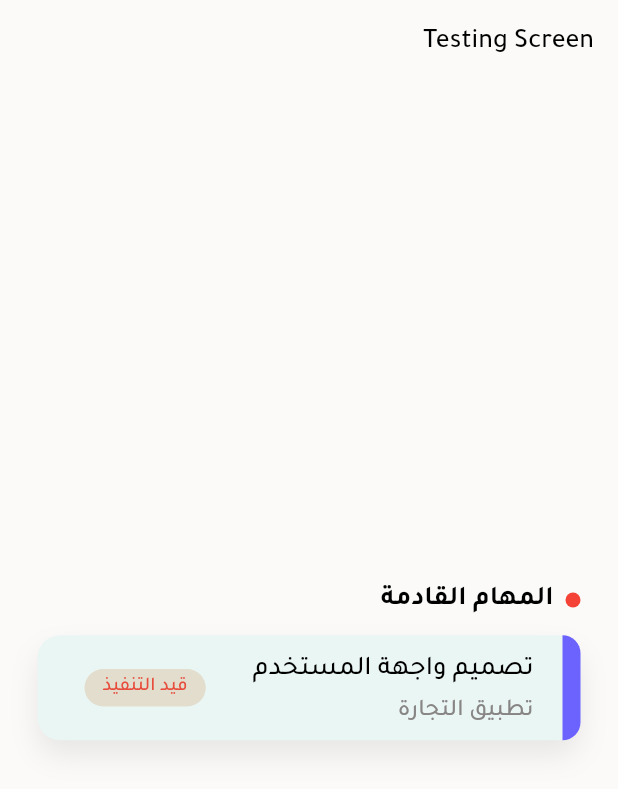
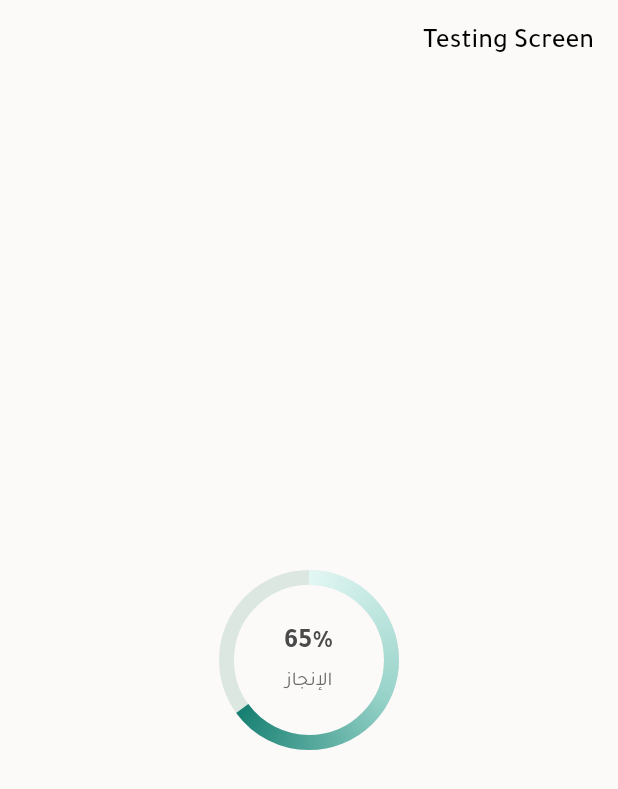
Before and after one commit to Ahmad-alnahal/taskora, a Flutter app: the screen it shows after launch, on a phone screen of 412 x 824 dp. Shown: the top 789 px of the screen. Run offline on Flutter 3.47's test engine with Material 3 defaults, Android fonts, the phone set to English and light mode, and no system bars; our stand-ins replace flutter_bloc.

Commit message:
تصميم CircularProgressCard

```diff
--- /dev/null
+++ b/lib/core/config/widgets/Cards/CircularProgressCard.dart
@@ -0,0 +1,188 @@
+import 'dart:math';
+import 'package:flutter/material.dart';
+
+import '../../constants/color_manager.dart';
+
+class CircularProgressCard extends StatefulWidget {
+  const CircularProgressCard({
+    super.key,
+    required this.value,
+    this.label = 'الإنجاز',
+    this.size = 120,
+    this.duration = const Duration(milliseconds: 900),
+  });
+
+  final double value;
+  final String label;
+  final double size;
+  final Duration duration;
+
+  @override
+  State<CircularProgressCard> createState() => _CircularProgressCardState();
+}
+
+class _CircularProgressCardState extends State<CircularProgressCard>
+    with SingleTickerProviderStateMixin {
+  late final AnimationController _controller;
+  late Animation<double> _anim;
+
+  double _last = 0;
+
+  @override
+  void initState() {
+    super.initState();
+
+    _last = widget.value.clamp(0, 100).toDouble();
+
+    _controller = AnimationController(vsync: this, duration: widget.duration);
+
+    _anim = Tween<double>(begin: 0, end: _last).animate(
+      CurvedAnimation(parent: _controller, curve: Curves.easeOutCubic),
+    )..addListener(() => setState(() {}));
+
+    _controller.forward();
+  }
+
+  @override
+  void didUpdateWidget(covariant CircularProgressCard oldWidget) {
+    super.didUpdateWidget(oldWidget);
+
+    final newValue = widget.value.clamp(0, 100).toDouble();
+    if (newValue == _last) return;
+
+    _anim = Tween<double>(begin: _anim.value, end: newValue).animate(
+      CurvedAnimation(parent: _controller, curve: Curves.easeOutCubic),
+    )..addListener(() => setState(() {}));
+
+    _last = newValue;
+
+    _controller
+      ..reset()
+      ..forward();
+  }
+
+  @override
+  void dispose() {
+    _controller.dispose();
+    super.dispose();
+  }
+
+  @override
+  Widget build(BuildContext context) {
+    final shownValue = _anim.value.clamp(0, 100).toDouble();
+
+    return SizedBox(
+      width: widget.size,
+      height: widget.size,
+      child: Stack(
+        alignment: Alignment.center,
+        children: [
+          CustomPaint(
+            size: Size(widget.size, widget.size),
+            painter: _GradientCircularPainter(progress: shownValue / 100),
+          ),
+
+
+          Positioned.fill(
+            child: Center(
+              child: Column(
+                mainAxisSize: MainAxisSize.min,
+                children: [
+                  Text(
+                    '${shownValue.round()}%',
+                    style: const TextStyle(
+                      fontSize: 18,
+                      fontWeight: FontWeight.w600,
+                      color: Color(0xFF4A4A4A),
+                    ),
+                  ),
+                  const SizedBox(height: 2),
+                  Text(
+                    widget.label,
+                    style: const TextStyle(
+                      fontSize: 13,
+                      color: Color(0xFF6A6A6A),
+                    ),
+                  ),
+                ],
+              ),
+            ),
+          ),
+        ],
+      ),
+    );
+  }
+}
+
+class _GradientCircularPainter extends CustomPainter {
+  _GradientCircularPainter({required this.progress});
+  final double progress;
+
+  @override
+  void paint(Canvas canvas, Size size) {
+    final strokeWidth = 10.0;
+    final center = Offset(size.width / 2, size.height / 2);
+    final radius = min(size.width, size.height) / 2 - strokeWidth / 2;
+
+    // Track
+    final trackPaint = Paint()
+      ..color = const Color(0xFFDDE7E1)
+      ..style = PaintingStyle.stroke
+      ..strokeWidth = strokeWidth
+      ..strokeCap = StrokeCap.round;
+
+    canvas.drawCircle(center, radius, trackPaint);
+
+    if (progress <= 0) return;
+
+    // Progress
+    final startAngle = -pi / 2;
+    final sweepAngle = 2 * pi * progress;
+
+    final gradient = SweepGradient(
+      transform: const GradientRotation(-pi / 2),
+      startAngle: 0,
+      endAngle: sweepAngle,
+      colors: const [
+        ColorManager.primary100,
+        ColorManager.primaryColor,
+        ColorManager.secondaryColor,
+      ],
+      stops: const [0.0, 0.5, 1.0],
+    );
+
+    final progressPaint = Paint()
+      ..shader = gradient.createShader(
+        Rect.fromCircle(center: center, radius: radius),
+      )
+      ..style = PaintingStyle.stroke
+      ..strokeWidth = strokeWidth
+      ..strokeCap = StrokeCap.butt;
+
+    canvas.drawArc(
+      Rect.fromCircle(center: center, radius: radius),
+      startAngle,
+      sweepAngle,
+      false,
+      progressPaint,
+    );
+
+    // End dot (only at end)
+    final endAngle = startAngle + sweepAngle;
+    final endOffset = Offset(
+      center.dx + radius * cos(endAngle),
+      center.dy + radius * sin(endAngle),
+    );
+
+    final endDotPaint = Paint()
+      ..color =  ColorManager.secondaryColor
+      ..style = PaintingStyle.stroke;
+
+    canvas.drawCircle(endOffset, strokeWidth * 0, endDotPaint);
+  }
+
+  @override
+  bool shouldRepaint(covariant _GradientCircularPainter oldDelegate) {
+    return oldDelegate.progress != progress;
+  }
+}
--- a/lib/main.dart
+++ b/lib/main.dart
@@ -1,8 +1,5 @@
 import 'package:flutter/material.dart';
-import 'core/config/widgets/Cards/ProjectProgressCard.dart';
-import 'core/config/widgets/status_badge/AppStatusBadge.dart';
-import 'core/config/widgets/tasks_list/AppTaskList.dart';
-import 'core/config/widgets/tasks_list/AppTaskListTile.dart';
+import 'core/config/widgets/Cards/CircularProgressCard.dart';
 import 'core/theme/light_theme.dart' as LightTheme;
 
 void main() {
@@ -42,23 +39,14 @@ class TestingScreen extends StatelessWidget {
       ),
       body: Padding(
         padding: const EdgeInsets.symmetric(horizontal: 25.0),
-        child: Column(
-          mainAxisAlignment: MainAxisAlignment.center,
-          crossAxisAlignment: CrossAxisAlignment.start,
-          children: [
-            AppTaskListTile(
-              title: 'المهام القادمة',
-              type: TaskTileType.alert,
+        child: Center(
+          child: SizedBox(
+            child: const CircularProgressCard(
+            value: 65,
+            label: 'الإنجاز',
+            size: 120,
             ),
-            SizedBox(height: 10,),
-            AppTaskList(
-              title: 'تصميم واجهة المستخدم',
-              subtitle: 'تطبيق التجارة',
-              stateBadge: TaskStateBadge.inProgress,
-              sideColor: const Color(0xFF6C63FF),
-            )
-          ],
-
+          ),
         ),
       ),
     );
```
